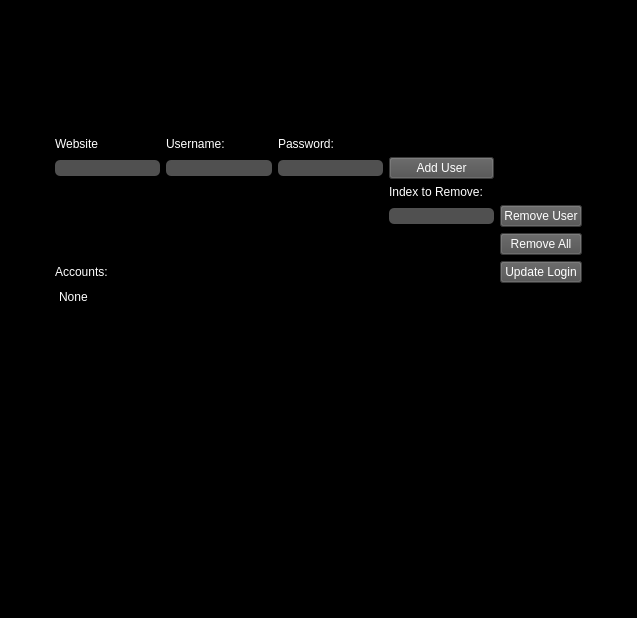
The window that PyPass UI Files/mainWindow.ui (Jscina/PyPass) describes before a commit, drawn with Qt 5.
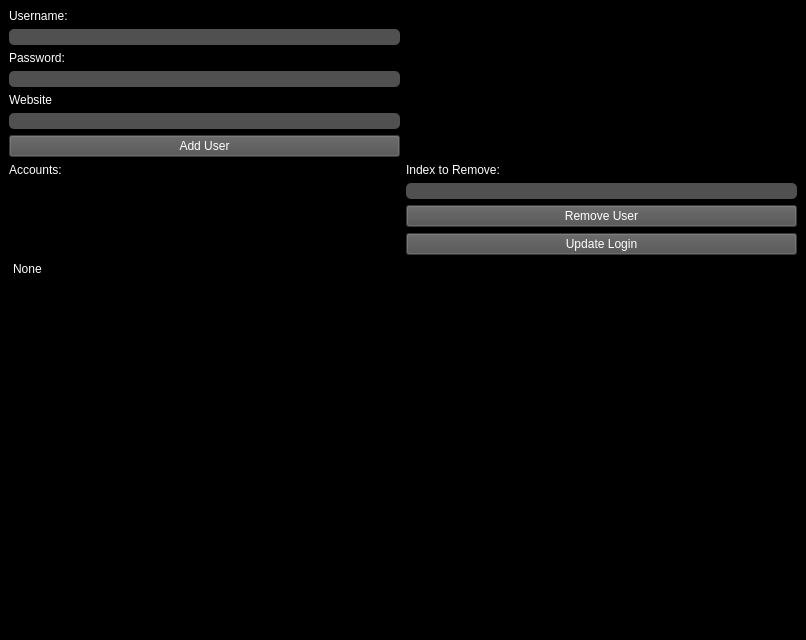
The same window after the commit.

```diff
--- a/PyPass UI Files/mainWindow.ui
+++ b/PyPass UI Files/mainWindow.ui
@@ -6,8 +6,8 @@
             <rect>
                 <x>0</x>
                 <y>0</y>
-                <width>637</width>
-                <height>618</height>
+    <width>806</width>
+    <height>640</height>
             </rect>
         </property>
         <property name="windowTitle">
@@ -20,34 +20,104 @@
         </property>
         <widget class="QWidget" name="centralwidget">
             <layout class="QGridLayout" name="gridLayout">
-                <item row="3" column="4" colspan="2">
+    <item row="8" column="0">
+     <widget class="QLabel" name="acc_label">
+      <property name="text">
+       <string>Accounts:</string>
+      </property>
+     </widget>
+    </item>
+    <item row="0" column="0">
+     <widget class="QLabel" name="u_label">
+      <property name="text">
+       <string>Username:</string>
+      </property>
+     </widget>
+    </item>
+    <item row="1" column="0">
+     <widget class="QLineEdit" name="usernames">
+      <property name="styleSheet">
+       <string notr="true">color: rgb(255, 255, 255);
+                                gridline-color: rgb(0, 0, 0);
+                                background-color: rgb(80, 80, 80);
+                                border-radius: 5px;
+                            </string>
+      </property>
+     </widget>
+    </item>
+    <item row="8" column="4">
                     <widget class="QLabel" name="index_label">
                         <property name="text">
                             <string>Index to Remove:</string>
                         </property>
                     </widget>
                 </item>
-                <item row="1" column="3">
-                    <widget class="QLabel" name="p_label">
+    <item row="11" column="4">
+     <widget class="QPushButton" name="update_login">
+      <property name="styleSheet">
+       <string notr="true">color: rgb(255, 255, 255);
+                                background-color: rgb(79, 79, 79);
+                            </string>
+      </property>
                         <property name="text">
-                            <string>Password:</string>
+       <string>Update Login</string>
                         </property>
                     </widget>
                 </item>
-                <item row="0" column="0">
-                    <spacer name="topSpacer">
-                        <property name="orientation">
-                            <enum>Qt::Vertical</enum>
-                        </property>
-                        <property name="sizeHint" stdset="0">
-                            <size>
-                                <width>20</width>
-                                <height>40</height>
-                            </size>
-                        </property>
-                    </spacer>
-                </item>
-                <item row="7" column="1" colspan="3">
+    <item row="7" column="0">
+     <widget class="QPushButton" name="add_button">
+      <property name="styleSheet">
+       <string notr="true">color: rgb(255, 255, 255);
+                                background-color: rgb(79, 79, 79);
+                            </string>
+      </property>
+      <property name="text">
+       <string>Add User</string>
+      </property>
+     </widget>
+    </item>
+    <item row="5" column="0">
+     <widget class="QLabel" name="web_label">
+      <property name="text">
+       <string>Website</string>
+      </property>
+     </widget>
+    </item>
+    <item row="6" column="0">
+     <widget class="QLineEdit" name="website_input">
+      <property name="styleSheet">
+       <string notr="true">color: rgb(255, 255, 255);
+                                gridline-color: rgb(0, 0, 0);
+                                background-color: rgb(80, 80, 80);
+                                border-radius: 5px;
+                            </string>
+      </property>
+     </widget>
+    </item>
+    <item row="9" column="4">
+     <widget class="QLineEdit" name="index_input">
+      <property name="styleSheet">
+       <string notr="true">color: rgb(255, 255, 255);
+                                gridline-color: rgb(0, 0, 0);
+                                background-color: rgb(80, 80, 80);
+                                border-radius: 5px;
+                            </string>
+      </property>
+     </widget>
+    </item>
+    <item row="10" column="4">
+     <widget class="QPushButton" name="remove_user">
+      <property name="styleSheet">
+       <string notr="true">color: rgb(255, 255, 255);
+                                background-color: rgb(79, 79, 79);
+                            </string>
+      </property>
+      <property name="text">
+       <string>Remove User</string>
+      </property>
+     </widget>
+    </item>
+    <item row="12" column="0">
                     <widget class="QListWidget" name="listWidget">
                         <property name="styleSheet">
                             <string notr="true"/>
@@ -65,128 +135,7 @@
                         </item>
                     </widget>
                 </item>
-                <item row="2" column="2">
-                    <widget class="QLineEdit" name="usernames">
-                        <property name="styleSheet">
-                            <string notr="true">color: rgb(255, 255, 255);
-                                gridline-color: rgb(0, 0, 0);
-                                background-color: rgb(80, 80, 80);
-                                border-radius: 5px;
-                            </string>
-                        </property>
-                    </widget>
-                </item>
-                <item row="1" column="7" rowspan="7">
-                    <spacer name="rightSpacer">
-                        <property name="orientation">
-                            <enum>Qt::Horizontal</enum>
-                        </property>
-                        <property name="sizeHint" stdset="0">
-                            <size>
-                                <width>40</width>
-                                <height>20</height>
-                            </size>
-                        </property>
-                    </spacer>
-                </item>
-                <item row="4" column="4" colspan="2">
-                    <widget class="QLineEdit" name="index_input">
-                        <property name="styleSheet">
-                            <string notr="true">color: rgb(255, 255, 255);
-                                gridline-color: rgb(0, 0, 0);
-                                background-color: rgb(80, 80, 80);
-                                border-radius: 5px;
-                            </string>
-                        </property>
-                    </widget>
-                </item>
-                <item row="1" column="1">
-                    <widget class="QLabel" name="web_label">
-                        <property name="text">
-                            <string>Website</string>
-                        </property>
-                    </widget>
-                </item>
-                <item row="1" column="0" rowspan="7">
-                    <spacer name="leftSpacer">
-                        <property name="orientation">
-                            <enum>Qt::Horizontal</enum>
-                        </property>
-                        <property name="sizeHint" stdset="0">
-                            <size>
-                                <width>40</width>
-                                <height>20</height>
-                            </size>
-                        </property>
-                    </spacer>
-                </item>
-                <item row="6" column="6">
-                    <widget class="QPushButton" name="update_login">
-                        <property name="styleSheet">
-                            <string notr="true">color: rgb(255, 255, 255);
-                                background-color: rgb(79, 79, 79);
-                            </string>
-                        </property>
-                        <property name="text">
-                            <string>Update Login</string>
-                        </property>
-                    </widget>
-                </item>
-                <item row="5" column="6">
-                    <widget class="QPushButton" name="remove_all_button">
-                        <property name="styleSheet">
-                            <string notr="true">color: rgb(255, 255, 255);
-                                background-color: rgb(79, 79, 79);
-                            </string>
-                        </property>
-                        <property name="text">
-                            <string>Remove All</string>
-                        </property>
-                    </widget>
-                </item>
-                <item row="2" column="4" colspan="2">
-                    <widget class="QPushButton" name="add_button">
-                        <property name="styleSheet">
-                            <string notr="true">color: rgb(255, 255, 255);
-                                background-color: rgb(79, 79, 79);
-                            </string>
-                        </property>
-                        <property name="text">
-                            <string>Add User</string>
-                        </property>
-                    </widget>
-                </item>
-                <item row="6" column="1">
-                    <widget class="QLabel" name="acc_label">
-                        <property name="text">
-                            <string>Accounts:</string>
-                        </property>
-                    </widget>
-                </item>
-                <item row="4" column="6">
-                    <widget class="QPushButton" name="remove_user">
-                        <property name="styleSheet">
-                            <string notr="true">color: rgb(255, 255, 255);
-                                background-color: rgb(79, 79, 79);
-                            </string>
-                        </property>
-                        <property name="text">
-                            <string>Remove User</string>
-                        </property>
-                    </widget>
-                </item>
-                <item row="2" column="1">
-                    <widget class="QLineEdit" name="website_input">
-                        <property name="styleSheet">
-                            <string notr="true">color: rgb(255, 255, 255);
-                                gridline-color: rgb(0, 0, 0);
-                                background-color: rgb(80, 80, 80);
-                                border-radius: 5px;
-                            </string>
-                        </property>
-                    </widget>
-                </item>
-                <item row="2" column="3">
+    <item row="4" column="0">
                     <widget class="QLineEdit" name="passwords">
                         <property name="styleSheet">
                             <string notr="true">color: rgb(255, 255, 255);
@@ -200,26 +149,13 @@
                         </property>
                     </widget>
                 </item>
-                <item row="1" column="2">
-                    <widget class="QLabel" name="u_label">
+    <item row="3" column="0">
+     <widget class="QLabel" name="p_label">
                         <property name="text">
-                            <string>Username:</string>
+       <string>Password:</string>
                         </property>
                     </widget>
                 </item>
-                <item row="8" column="0" colspan="8">
-                    <spacer name="bottomSpacer">
-                        <property name="orientation">
-                            <enum>Qt::Vertical</enum>
-                        </property>
-                        <property name="sizeHint" stdset="0">
-                            <size>
-                                <width>20</width>
-                                <height>40</height>
-                            </size>
-                        </property>
-                    </spacer>
-                </item>
             </layout>
         </widget>
     </widget>
```
Lines whose indentation alone changed are shown as unchanged.
